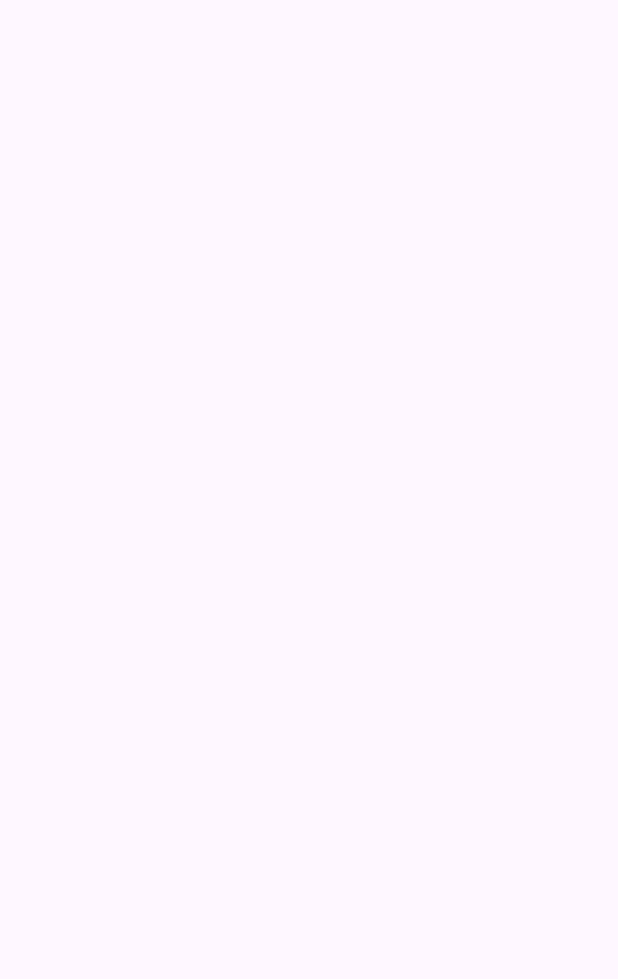
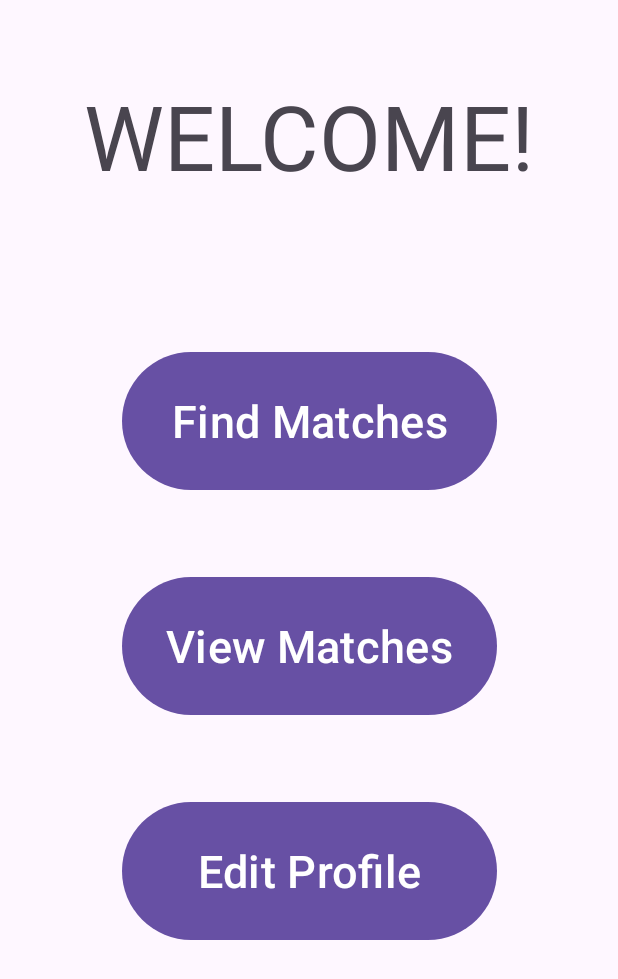
Before and after one commit to Everdan26/cst338_project02_group3, an Android app: the welcomePageActivity screen opened directly, with no data from a screen before it, on a phone screen of 412 x 824 dp. Before the commit the part shown is empty. Shown: the top 979 px of the screen. Run offline under Robolectric (Android 15) with nearby library versions, the phone set to English and light mode, and no system bars.

Commit message:
Finished welcome page, may be edited later

```diff
--- a/app/src/main/res/layout/activity_welcome_page.xml
+++ b/app/src/main/res/layout/activity_welcome_page.xml
@@ -7,4 +7,49 @@
     android:layout_height="match_parent"
     tools:context=".welcomePageActivity">
 
+    <TextView
+        android:id="@+id/welcomePageTitleTextView"
+        android:layout_width="315dp"
+        android:layout_height="wrap_content"
+        android:layout_marginTop="50dp"
+        android:gravity="center"
+        android:text="@string/welcome"
+        android:textSize="60sp"
+        app:layout_constraintEnd_toEndOf="parent"
+        app:layout_constraintStart_toStartOf="parent"
+        app:layout_constraintTop_toTopOf="parent" />
+
+    <Button
+        android:id="@+id/welcomePageFindMatchesButton"
+        android:layout_width="250dp"
+        android:layout_height="100dp"
+        android:layout_marginTop="100dp"
+        android:text="@string/find_matches"
+        android:textSize="30sp"
+        app:layout_constraintEnd_toEndOf="parent"
+        app:layout_constraintStart_toStartOf="parent"
+        app:layout_constraintTop_toBottomOf="@+id/welcomePageTitleTextView" />
+
+    <Button
+        android:id="@+id/welcomePageViewMatchesButton"
+        android:layout_width="250dp"
+        android:layout_height="100dp"
+        android:layout_marginTop="50dp"
+        android:text="@string/view_matches"
+        android:textSize="30sp"
+        app:layout_constraintEnd_toEndOf="parent"
+        app:layout_constraintStart_toStartOf="parent"
+        app:layout_constraintTop_toBottomOf="@+id/welcomePageFindMatchesButton" />
+
+    <Button
+        android:id="@+id/welcomePageEditProfileButton"
+        android:layout_width="250dp"
+        android:layout_height="100dp"
+        android:layout_marginTop="50dp"
+        android:text="@string/edit_profile"
+        android:textSize="30sp"
+        app:layout_constraintEnd_toEndOf="parent"
+        app:layout_constraintStart_toStartOf="parent"
+        app:layout_constraintTop_toBottomOf="@+id/welcomePageViewMatchesButton" />
+
 </androidx.constraintlayout.widget.ConstraintLayout>
--- a/app/src/main/res/values/strings.xml
+++ b/app/src/main/res/values/strings.xml
@@ -1,3 +1,7 @@
 <resources>
     <string name="app_name">cst338_project02_group3</string>
+    <string name="welcome">WELCOME!</string>
+    <string name="find_matches">Find Matches</string>
+    <string name="view_matches">View Matches</string>
+    <string name="edit_profile">Edit Profile</string>
 </resources>
```
Also changed, not shown: 1 other file.
